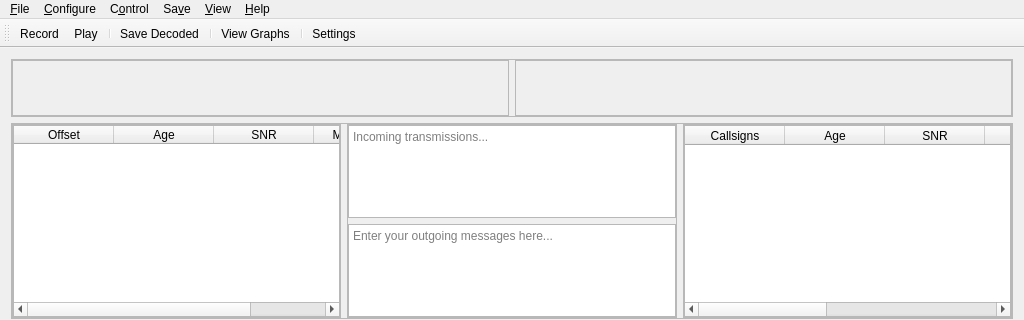
First picture: the form in src/ui/mainwindow.ui, repository GekkoFyre/small-world-deluxe, before the edit; both pictures show x 0 to 1024 and y 0 to 320 of the 1024 by 768 pixel window.
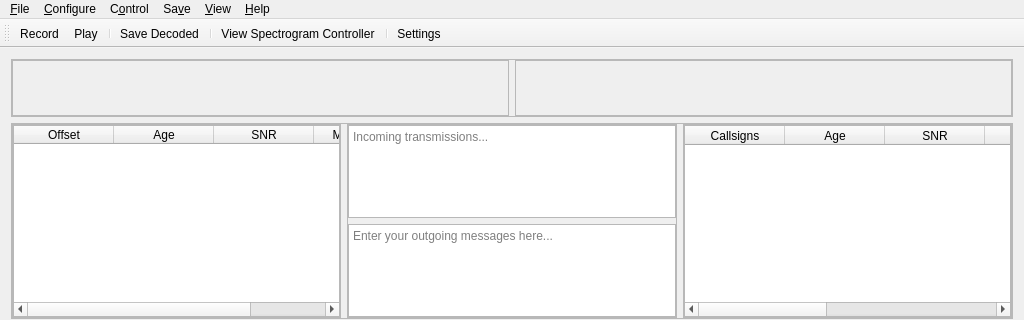
Second picture: the form after the edit.

```diff
--- a/src/ui/mainwindow.ui
+++ b/src/ui/mainwindow.ui
@@ -927,7 +927,7 @@
    <addaction name="separator"/>
    <addaction name="actionSave_Decoded_Ab"/>
    <addaction name="separator"/>
-   <addaction name="actionView_Graphs"/>
+   <addaction name="actionView_Spectrogram_Controller"/>
    <addaction name="separator"/>
    <addaction name="actionSettings"/>
   </widget>
@@ -1081,12 +1081,12 @@
     <string>Ctrl+S</string>
    </property>
   </action>
-  <action name="actionView_Graphs">
+  <action name="actionView_Spectrogram_Controller">
    <property name="text">
-    <string>View Graphs</string>
+    <string>View Spectrogram Controller</string>
    </property>
    <property name="toolTip">
-    <string>View charts/graphs concerning statistics related to your rig</string>
+    <string>View the controller for your waterfall display / spectrogram.</string>
    </property>
    <property name="shortcut">
     <string>Ctrl+G</string>
```
